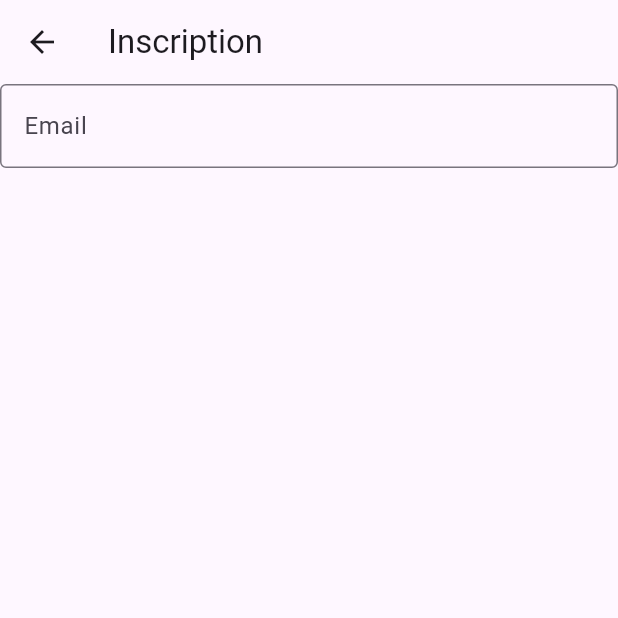
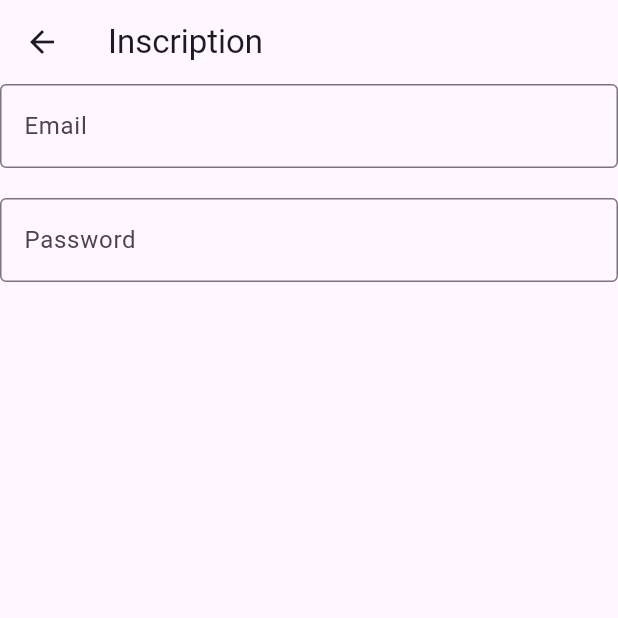
Before and after one commit to nour19992108/app_formulaire, a Flutter app: the Inscription screen opened directly, on a phone screen of 412 x 824 dp, the top half of it. Run offline on Flutter 3.47's test engine with Material 3 defaults, Android fonts, the phone set to English and light mode, and no system bars.

Commit message:
ajout du champ Password

```diff
--- a/lib/inscreption.dart
+++ b/lib/inscreption.dart
@@ -27,6 +27,15 @@ class _InscriptionState extends State<Inscription> {
     hintText: 'Saisir votre email',
   ),
 ),
+SizedBox(height: 20),
+TextFormField(
+  decoration: const InputDecoration(
+    border: OutlineInputBorder(),
+    labelText: 'Password',
+    hintText: 'Saisir votre mot de passe',
+  ),
+  obscureText: true,
+),
           ],
         ),
       ),
```
